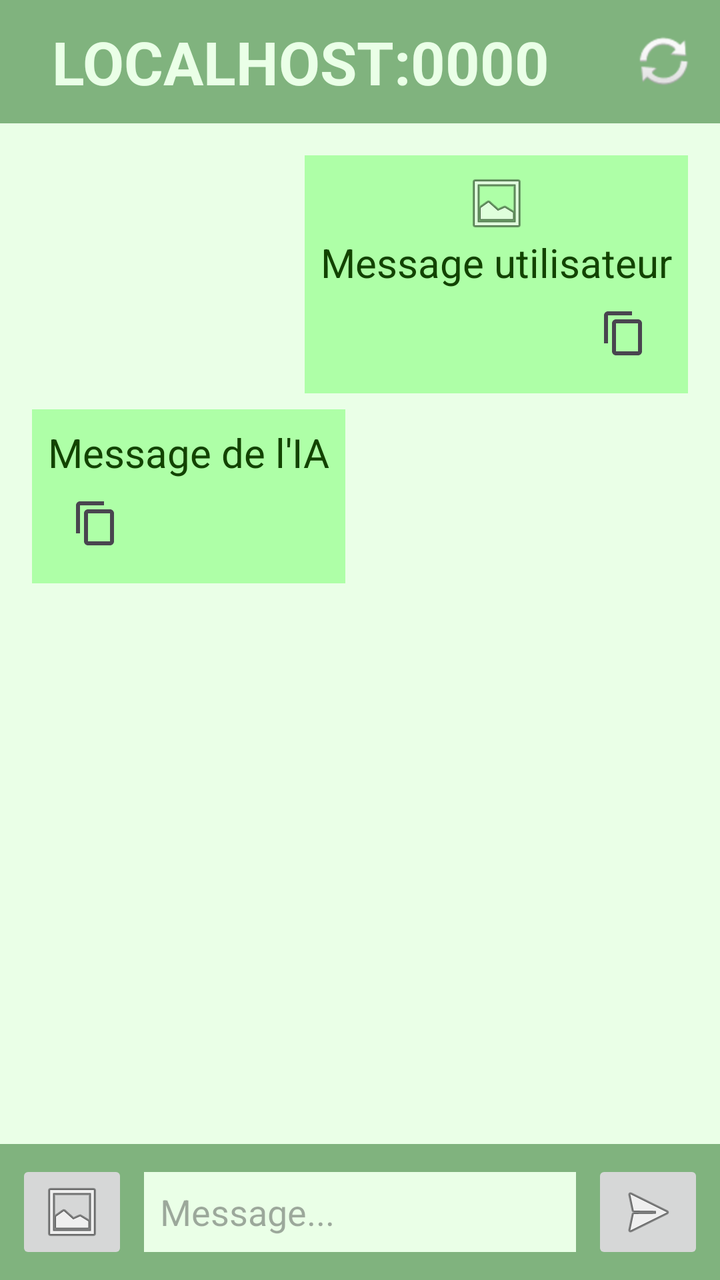
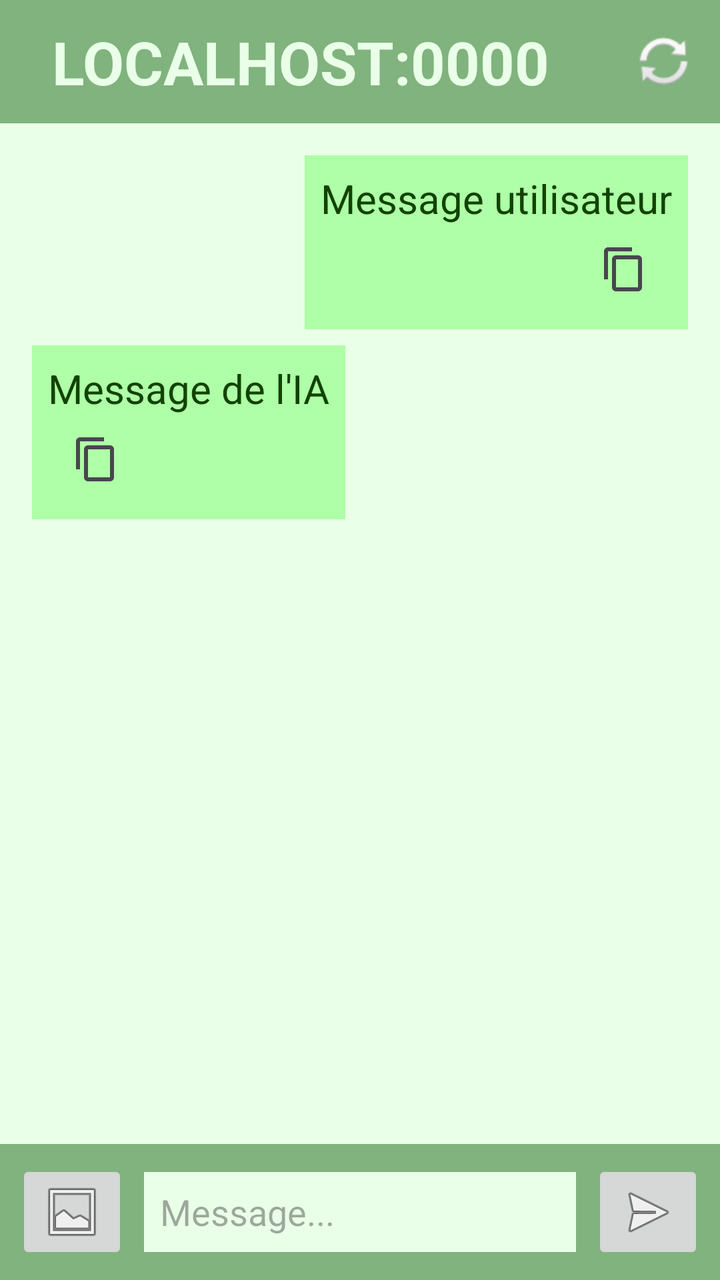

An Android layout rendered at two revisions. The XML below is the earlier revision; the diff shows what the commit changed to produce the second picture.
<!-- AndroidManifest.xml: application theme Theme.DrGrn -->
<!-- res/layout/activity_main.xml -->
<?xml version="1.0" encoding="utf-8"?>
<androidx.constraintlayout.widget.ConstraintLayout xmlns:android="http://schemas.android.com/apk/res/android"
    xmlns:app="http://schemas.android.com/apk/res-auto"
    xmlns:tools="http://schemas.android.com/tools"
    android:layout_width="match_parent"
    android:layout_height="match_parent">

    <LinearLayout
        android:id="@+id/parent_window"
        android:layout_width="0dp"
        android:layout_height="0dp"
        android:orientation="vertical"
        app:layout_constraintBottom_toBottomOf="parent"
        app:layout_constraintEnd_toEndOf="parent"
        app:layout_constraintStart_toStartOf="parent"
        app:layout_constraintTop_toTopOf="parent"
        android:background="@color/background">

        <LinearLayout
            android:layout_width="match_parent"
            android:layout_height="0dp"
            android:layout_weight="0.5"
            android:background="@color/green"
            android:orientation="horizontal"
            android:gravity="center_vertical"
            android:padding="8dp">

            <TextView
                android:id="@+id/qrCodeTextView"
                android:layout_width="wrap_content"
                android:layout_height="wrap_content"
                android:textColor="@color/background"
                android:layout_marginStart="18dp"
                android:textStyle="bold"
                android:textSize="30dp"
                android:text="LOCALHOST:0000" />

            <LinearLayout
                android:layout_width="0dp"
                android:layout_weight="4"
                android:gravity="end"
                android:layout_height="match_parent"
                android:orientation="horizontal">

                <ImageButton
                    android:id="@+id/buttonRefresh"
                    android:layout_width="40dp"
                    android:layout_gravity="center"
                    android:background="#00000000"
                    android:layout_height="wrap_content"
                    app:srcCompat="@android:drawable/ic_popup_sync" />
            </LinearLayout>
        </LinearLayout>

        <ScrollView
            android:layout_width="match_parent"
            android:layout_height="0dp"
            android:layout_weight="4"
            android:layout_marginBottom="8dp"
            android:padding="8dp"
            android:layout_margin="8dp">

            <LinearLayout
                android:layout_width="match_parent"
                android:layout_height="wrap_content"
                android:orientation="vertical">

                <LinearLayout
                    android:layout_width="wrap_content"
                    android:layout_height="wrap_content"
                    android:background="@color/light_green"
                    android:layout_gravity="end"
                    android:gravity="right"
                    android:orientation="vertical"
                    android:layout_marginStart="16dp"
                    android:padding="8dp">

                    <ImageView
                        android:id="@+id/imageInMessage"
                        android:layout_width="match_parent"
                        android:layout_height="wrap_content"
                        app:srcCompat="@android:drawable/ic_menu_gallery" />

                    <TextView
                        android:id="@+id/UserRequest"
                        android:layout_width="wrap_content"
                        android:layout_height="wrap_content"
                        android:textColor="@color/text_color"
                        android:textSize="20dp"
                        android:text="Message utilisateur" />
                    <ImageButton
                        android:id="@+id/imageButtonCopyUser"
                        android:layout_width="wrap_content"
                        android:layout_height="wrap_content"
                        android:backgroundTint="#0000"
                        android:layout_weight="1"
                        app:srcCompat="?attr/actionModeCopyDrawable" />

                </LinearLayout>

                <LinearLayout
                    android:layout_width="wrap_content"
                    android:layout_height="wrap_content"
                    android:background="@color/light_green"
                    android:gravity="start"
                    android:padding="8dp"
                    android:orientation="vertical"
                    android:layout_marginTop="8dp"
                    android:layout_marginEnd="16dp"
                    android:layout_gravity="start">
                    <TextView
                        android:id="@+id/AIAnswer"
                        android:layout_width="wrap_content"
                        android:layout_height="wrap_content"
                        android:textColor="@color/text_color"
                        android:textSize="20dp"
                        android:text="Message de l'IA" />

                    <ImageButton
                        android:id="@+id/imageButtonCopyIA"
                        android:layout_width="wrap_content"
                        android:layout_height="wrap_content"
                        android:backgroundTint="#0000"
                        android:layout_weight="1"
                        app:srcCompat="?attr/actionModeCopyDrawable" />

                </LinearLayout>
            </LinearLayout>
        </ScrollView>

        
        <LinearLayout
            android:layout_width="match_parent"
            android:layout_height="wrap_content"
            android:background="@color/green"
            android:orientation="vertical"
            android:padding="8dp">

            
            <FrameLayout
                android:id="@+id/previewContainer"
                android:layout_width="wrap_content"
                android:layout_height="wrap_content"
                android:layout_gravity="start"
                android:layout_marginBottom="8dp"
                android:visibility="gone">

                <ImageView
                    android:id="@+id/imagePreview"
                    android:layout_width="70dp"
                    android:layout_height="70dp"
                    android:scaleType="centerCrop"
                    android:background="@android:color/white" />

                <ImageButton
                    android:id="@+id/buttonRemoveImage"
                    android:layout_width="24dp"
                    android:layout_height="24dp"
                    android:layout_gravity="top|end"
                    android:background="#88000000"
                    app:srcCompat="@android:drawable/ic_menu_close_clear_cancel" />
            </FrameLayout>

            
            <LinearLayout
                android:layout_width="match_parent"
                android:layout_height="wrap_content"
                android:gravity="center"
                android:orientation="horizontal">

                <ImageButton
                    android:id="@+id/imageButton"
                    android:layout_width="wrap_content"
                    android:layout_height="wrap_content"
                    app:srcCompat="@android:drawable/ic_menu_gallery" />

                <EditText
                    android:id="@+id/messageEditText"
                    android:layout_width="0dp"
                    android:layout_height="40dp"
                    android:layout_weight="1"
                    android:layout_marginStart="8dp"
                    android:layout_marginEnd="8dp"
                    android:background="@color/background"
                    android:hint="Message..."
                    android:inputType="text"
                    android:padding="8dp"
                    android:textColor="@color/text_color" />

                <ImageButton
                    android:id="@+id/sendButton"
                    android:layout_width="wrap_content"
                    android:layout_height="wrap_content"
                    app:srcCompat="@android:drawable/ic_menu_send" />
            </LinearLayout>
        </LinearLayout>
    </LinearLayout>
</androidx.constraintlayout.widget.ConstraintLayout>
<!-- resources referenced by this layout -->
<resources>
  <color name="background">#EAFFE7</color>
  <color name="green">#80B37E</color>
  <color name="light_green">#AEFFA7</color>
  <color name="text_color">#124300</color>
  <style name="Theme.DrGrn" parent="Base.Theme.DrGrn" />
  <style name="Base.Theme.DrGrn" parent="Theme.Material3.DayNight.NoActionBar">
          
          
      </style>
</resources>

<!-- the commit's change to res/layout/activity_main.xml (unified diff, before → after) -->
@@ -79,6 +79,7 @@
                         android:id="@+id/imageInMessage"
                         android:layout_width="match_parent"
                         android:layout_height="wrap_content"
+                        android:visibility="gone"
                         app:srcCompat="@android:drawable/ic_menu_gallery" />
 
                     <TextView
